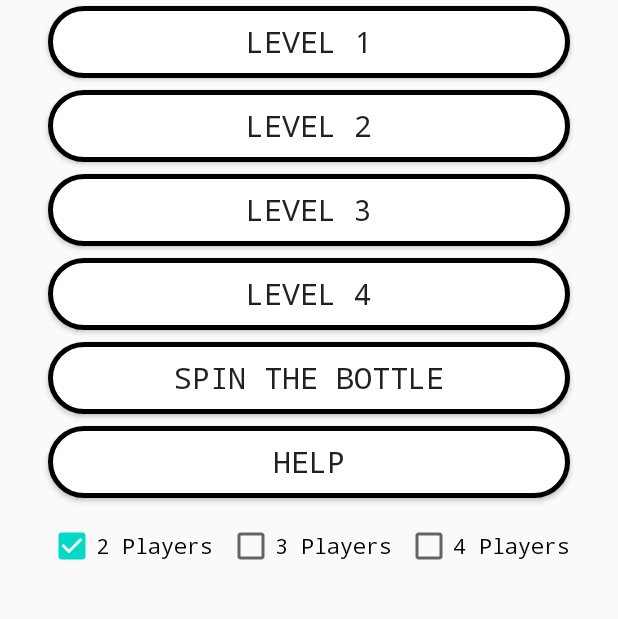
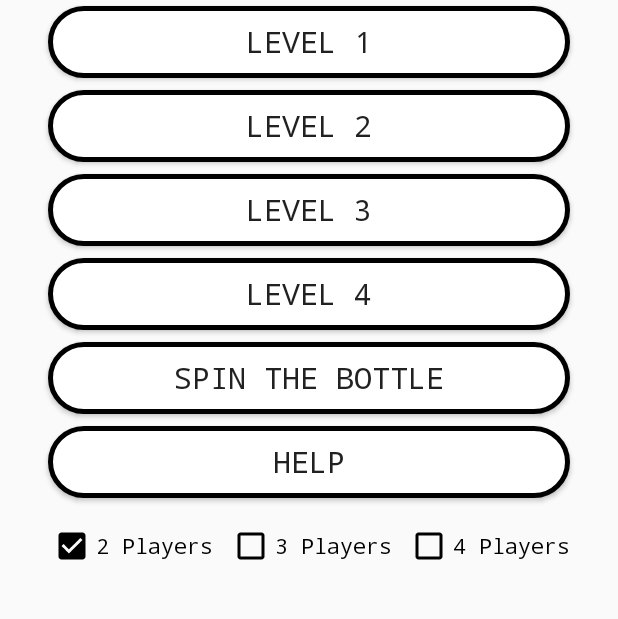
Before and after one commit to RaulGuerra/DrinkingGame, an Android app: the screen it shows after launch (MainActivity), on a phone screen of 412 x 824 dp, the part 494-1113 px from its top. Run offline under Robolectric (Android 15) with nearby library versions, the phone set to English and light mode, and no system bars; Roboto replaces fonts that are not available here.

Commit message:
Change button tint to match UI color consistency

```diff
--- a/app/src/main/res/layout/activity_main.xml
+++ b/app/src/main/res/layout/activity_main.xml
@@ -119,6 +119,7 @@
         android:layout_alignParentBottom="true"
         android:layout_marginStart="32dp"
         android:layout_marginTop="8dp"
+        android:buttonTint="@android:color/background_dark"
         android:fontFamily="monospace"
         android:minHeight="48dp"
         android:text="@string/twoplayers_btn"
@@ -131,6 +132,7 @@
         android:layout_height="wrap_content"
         android:layout_alignParentBottom="true"
         android:layout_marginTop="8dp"
+        android:buttonTint="@android:color/background_dark"
         android:fontFamily="monospace"
         android:minHeight="48dp"
         android:text="@string/threeplayers_btn"
@@ -145,6 +147,8 @@
         android:layout_alignParentBottom="true"
         android:layout_marginTop="8dp"
         android:layout_marginEnd="32dp"
+        android:buttonTint="@android:color/background_dark"
+        android:checked="false"
         android:fontFamily="monospace"
         android:minHeight="48dp"
         android:text="@string/fourplayers_btn"
```
